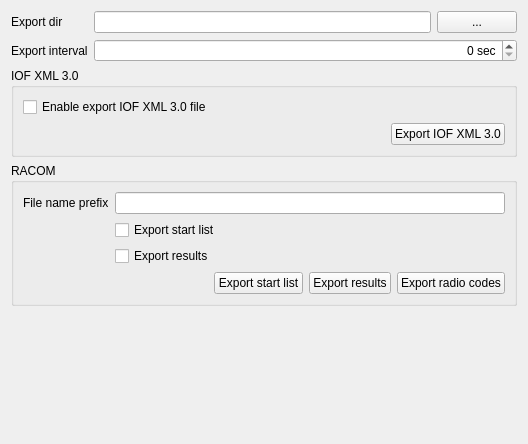
This is quickevent/app/quickevent/plugins/Event/src/services/emmaclientwidget.ui in Quick-Event/quickbox as Qt 5 draws it before an edit. The edited form follows.
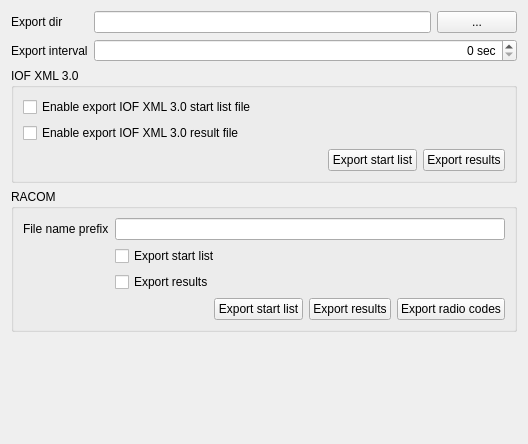
This is the edited form.

Commit message: IOF XML v3 export - added export of startlist in service EmmaClient - added clubs for runners in startlist

```diff
--- a/quickevent/app/quickevent/plugins/Event/src/services/emmaclientwidget.ui
+++ b/quickevent/app/quickevent/plugins/Event/src/services/emmaclientwidget.ui
@@ -68,10 +68,17 @@
       <string>IOF XML 3.0</string>
      </property>
      <layout class="QVBoxLayout" name="verticalLayout_2">
+      <item>
+       <widget class="QCheckBox" name="chExportStartXML30">
+        <property name="text">
+         <string>Enable export IOF XML 3.0 start list file</string>
+        </property>
+       </widget>
+      </item>
       <item>
        <widget class="QCheckBox" name="chExportXML30">
         <property name="text">
-         <string>Enable export IOF XML 3.0 file</string>
+         <string>Enable export IOF XML 3.0 result file</string>
         </property>
        </widget>
       </item>
@@ -90,10 +97,17 @@
           </property>
          </spacer>
         </item>
+        <item>
+         <widget class="QPushButton" name="btExportStartXML30">
+          <property name="text">
+           <string>Export start list</string>
+          </property>
+         </widget>
+        </item>
         <item>
          <widget class="QPushButton" name="btExportXML30">
           <property name="text">
-           <string>Export IOF XML 3.0</string>
+           <string>Export results</string>
           </property>
          </widget>
         </item>
```
Left out of the diff: 2 changed lines with no effect on the pictures. The commit also changes 5 other files.
